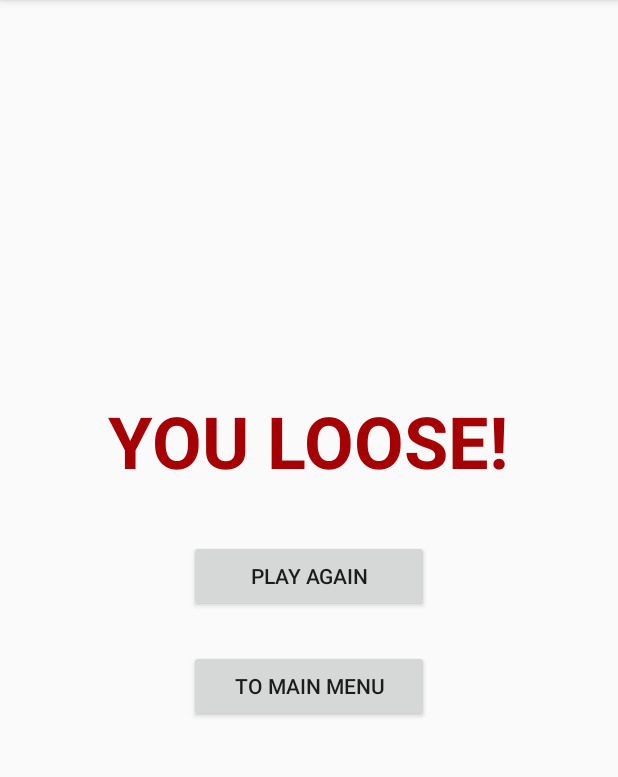
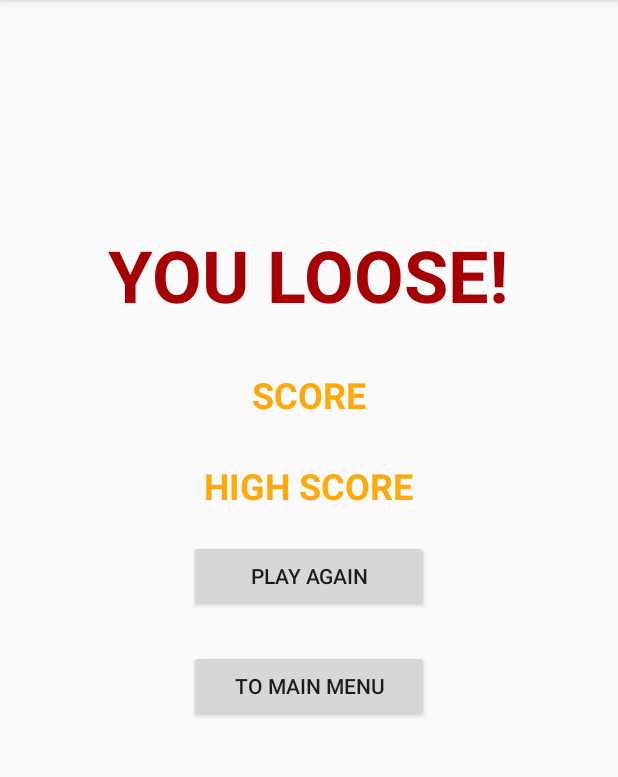
Before and after one commit to wovilon/Pingpong1, an Android app: the WinLooseActivity screen opened directly, with no data from a screen before it, on a phone screen of 412 x 824 dp, the part 84-861 px from its top. Run offline under Robolectric (Android 15) with nearby library versions, the phone set to English and light mode, and no system bars; 4 statements that could not run were skipped.

Commit message:
Score added

```diff
--- a/app/build.gradle
+++ b/app/build.gradle
@@ -20,7 +20,7 @@ android {
     buildToolsVersion "25.0.0"
     defaultConfig {
         applicationId "wovilon.pingpong1"
-        minSdkVersion 19
+        minSdkVersion 16
         targetSdkVersion 25
         versionCode 1
         versionName "0.2"
--- a/app/src/main/java/wovilon/pingpong1/LevelEditorActivity.java
+++ b/app/src/main/java/wovilon/pingpong1/LevelEditorActivity.java
@@ -43,7 +43,7 @@ LevelEditorView levelEditorView;
             Resources resources = getResources(); //get screen size and create boolean gameField
             DisplayMetrics displayMetrics = resources.getDisplayMetrics();
 
-            //if button pressed (calculated from ccordinates)
+            //if button pressed (calculated from coordinates)
             if (x > levelEditorView.savePlayButtonXY.x
                     & x < levelEditorView.savePlayButtonXY.x + levelEditorView.button.getWidth()
                     & y > levelEditorView.savePlayButtonXY.y + resources.getDimension(R.dimen.dy)
--- a/app/src/main/java/wovilon/pingpong1/WinLooseActivity.java
+++ b/app/src/main/java/wovilon/pingpong1/WinLooseActivity.java
@@ -6,17 +6,24 @@ import android.os.Bundle;
 import android.view.View;
 import android.widget.TextView;
 
+import wovilon.pingpong1.db.DbUpdater;
+import wovilon.pingpong1.model.Level;
+
 public class WinLooseActivity extends AppCompatActivity {
 
     @Override
     protected void onCreate(Bundle savedInstanceState) {
         super.onCreate(savedInstanceState);
         setContentView(R.layout.activity_win_loose);
+        Level level=new Level();
+        boolean win=getIntent().getExtras().getBoolean("winloose");
+        int score=getIntent().getExtras().getInt("score");
+        level.setType(getIntent().getExtras().getString("LevelType"));
+        level.setLevelNumber(getIntent().getExtras().getInt("LevelNumber"));
 
-        boolean win=getIntent().getExtras().getBoolean("winloose");
 
         TextView winLoose=(TextView)findViewById(R.id.WinLoose);
-        if (win==true) {
+        if (win) {
             winLoose.setText(R.string.YouWin);
             winLoose.setTextColor(getResources().getColor(R.color.GreenCol));
 
@@ -25,6 +32,21 @@ public class WinLooseActivity extends AppCompatActivity {
             winLoose.setText(R.string.YouLoose);
             winLoose.setTextColor(getResources().getColor(R.color.RedCol));
         }
+
+        //set score textView text
+        /*TextView highSscoreTextView=(TextView)findViewById(R.id.HighScore);
+        TextView scoreTextView=(TextView)findViewById(R.id.Score);
+        scoreTextView.setText(getString(R.string.Score)+": "+score);
+
+        //high score showing and add to db, if needed
+        DbUpdater dbUpdater = new DbUpdater(this);
+        int highScore = dbUpdater.getHighScore(level.getType(), level.getLevelNumber());
+        if (highScore < score) {
+            dbUpdater.setHighScore(level.getType(), level.getLevelNumber(), score);
+            highScore = score;
+        }
+
+        highSscoreTextView.setText(getString(R.string.High_score) + ": " + highScore);*/
     }
 
     public void onPlayAgain(View view) {
--- a/app/src/main/res/layout/activity_win_loose.xml
+++ b/app/src/main/res/layout/activity_win_loose.xml
@@ -19,9 +19,35 @@
         android:textColor="@color/GreenCol"
         android:textSize="@android:dimen/app_icon_size"
         android:textStyle="bold"
-        android:layout_marginBottom="34dp"
+        android:layout_above="@+id/Score"
+        android:layout_centerHorizontal="true"
+        android:layout_marginBottom="31dp" />
+
+    <TextView
+        android:id="@+id/Score"
+        android:layout_width="wrap_content"
+        android:layout_height="wrap_content"
+        android:text="@string/Score"
+        android:textAllCaps="true"
+        android:textColor="?android:attr/colorPressedHighlight"
+        android:textSize="24sp"
+        android:textStyle="bold"
+        android:layout_marginBottom="28dp"
+        android:layout_above="@+id/HighScore"
+        android:layout_centerHorizontal="true" />
+
+    <TextView
+        android:id="@+id/HighScore"
+        android:layout_width="wrap_content"
+        android:layout_height="wrap_content"
+        android:text="@string/High_score"
+        android:textAllCaps="true"
+        android:textColor="?android:attr/colorPressedHighlight"
+        android:textSize="24sp"
+        android:textStyle="bold"
         android:layout_above="@+id/button1"
-        android:layout_centerHorizontal="true" />
+        android:layout_centerHorizontal="true"
+        android:layout_marginBottom="20dp" />
 
     <Button
         android:text="@string/Retry"
--- a/app/src/main/res/values/strings.xml
+++ b/app/src/main/res/values/strings.xml
@@ -31,4 +31,6 @@
     <string name="level_editor">Level editor</string>
     <string name="SavePlay">SAVE AND PLAY</string>
     <string name="Load">LOAD</string>
+    <string name="Score">Score</string>
+    <string name="High_score">High score</string>
 </resources>
```
Also changed, not shown: app/src/main/java/wovilon/pingpong1/GameActivity.java (+27 -14 lines), app/src/main/java/wovilon/pingpong1/db/DbHelper.java (+6 -2 lines), app/src/main/java/wovilon/pingpong1/db/DbUpdater.java (+20 -2 lines), app/src/main/java/wovilon/pingpong1/gameObjects/ScoreImage.java (added, +42 -0 lines), app/src/main/java/wovilon/pingpong1/model/Level.java (+10 -3 lines).
